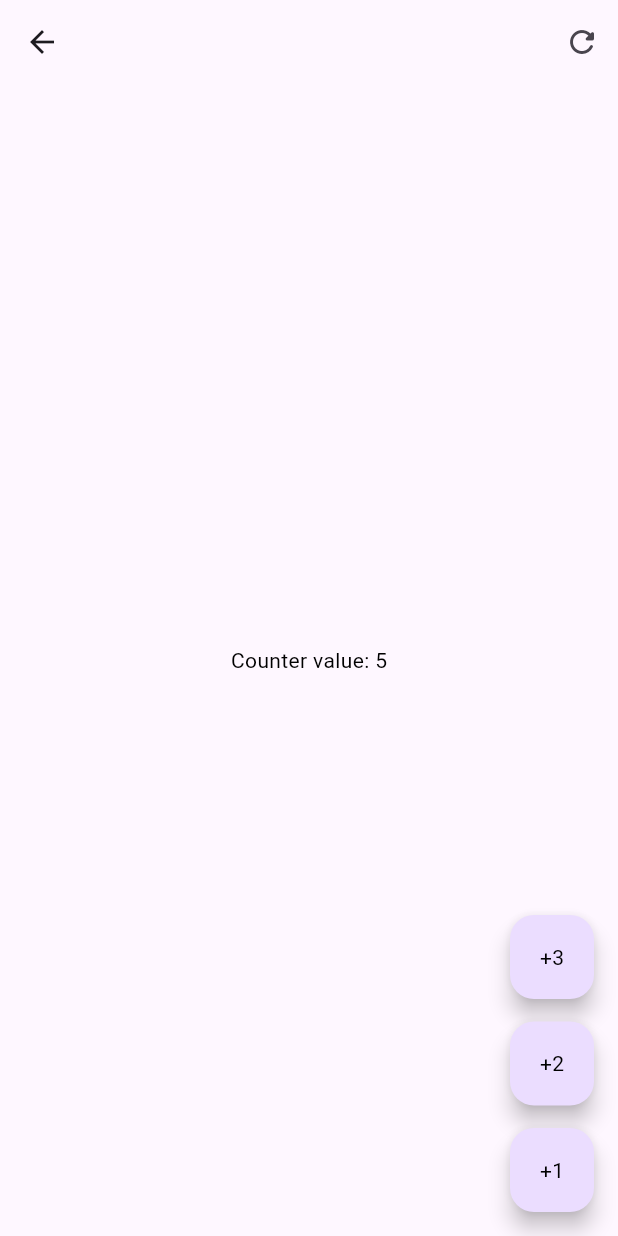
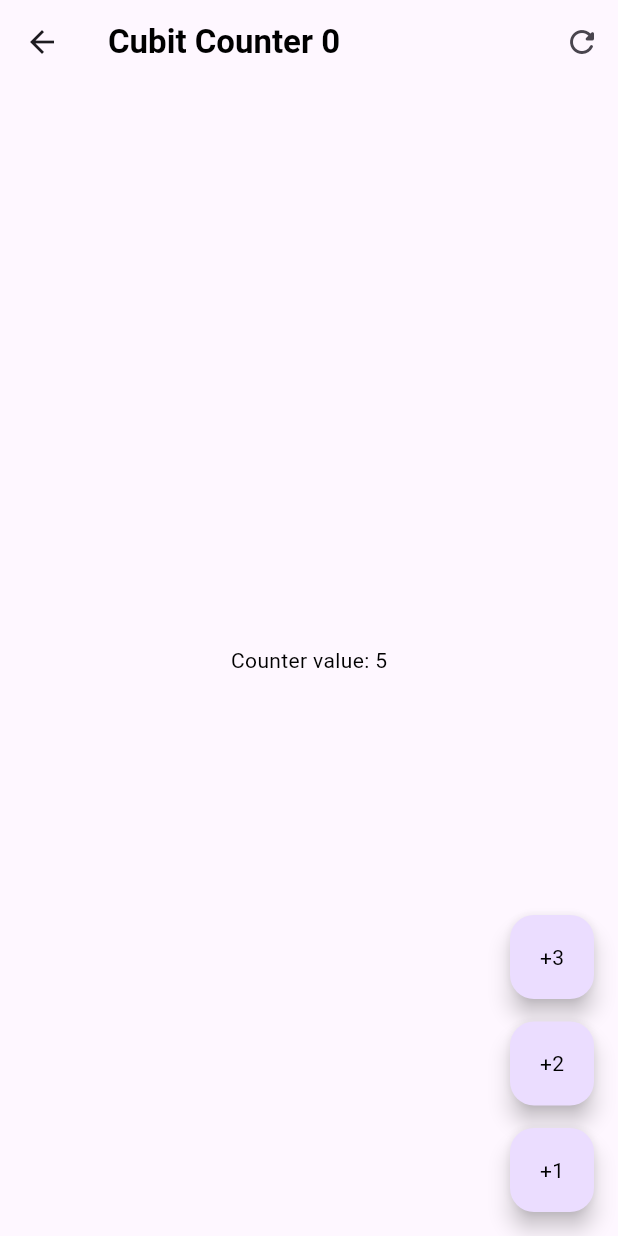
Before and after one commit to AJMG-95/forms_app, a Flutter app: the screen it shows after launch, after a tap on "Cubits", on a phone screen of 412 x 824 dp. Run offline on Flutter 3.47's test engine with Material 3 defaults, Android fonts, the phone set to English and light mode, and no system bars; our stand-ins replace equatable, flutter_bloc, go_router.

Commit message:
uso de eqatable

```diff
--- a/lib/presentation/blocs/cubits/counter/counter_cubit.dart
+++ b/lib/presentation/blocs/cubits/counter/counter_cubit.dart
@@ -1,3 +1,4 @@
+import 'package:equatable/equatable.dart';
 import 'package:flutter_bloc/flutter_bloc.dart'; // Importa el paquete necesario para usar Cubit y BLoC
 
 part 'counter_state.dart'; // Incluye el archivo de estado (CounterState) como parte del Cubit
@@ -6,7 +7,7 @@ class CounterCubit extends Cubit<CounterState> {
   // Cubit es una clase de BLoC que gestiona un estado y expone métodos para modificarlo
   // Similar a StateNotifier<CounterState> en Riverpod
 
-  CounterCubit() : super(CounterState(counter: 5));
+  CounterCubit() : super(const CounterState(counter: 5));
   // El estado inicial se define al llamar al constructor del padre 'Cubit'
   // Aquí inicia el contador en 5 (valor personalizado)
   // En Riverpod usarías algo como: StateNotifierProvider((ref) => CounterNotifier())
--- a/lib/presentation/blocs/cubits/counter/counter_state.dart
+++ b/lib/presentation/blocs/cubits/counter/counter_state.dart
@@ -1,14 +1,16 @@
 part of 'counter_cubit.dart'; // Esto indica que este archivo forma parte del archivo principal 'counter_cubit.dart'
 // y permite compartir clases entre archivos como si estuvieran en uno solo (útil para separar lógica).
 
-class CounterState {
-  // Representa el estado que maneja el Cubit.
-  // En Riverpod, este sería un simple modelo de estado (como una clase usada en un `StateNotifier`).
+class CounterState extends Equatable {
+  // 📌 Esta clase representa el estado completo que maneja el Cubit.
+  // Al extender de `Equatable`, facilitamos la comparación entre dos instancias de CounterState.
+  // Esto es esencial para que el Cubit pueda saber si el estado realmente cambió o no, y evitar reconstrucciones innecesarias.
+
 
   final int counter; // Valor actual del contador
-  final transactionCount; // Cantidad de veces que el contador ha sido modificado (transacciones)
+  final int transactionCount; // Cantidad de veces que el contador ha sido modificado (transacciones)
 
-  CounterState({this.counter = 0, this.transactionCount = 0});
+  const CounterState({this.counter = 0, this.transactionCount = 0});
   // Constructor con valores por defecto: contador inicia en 0, transacciones también
 
   copyWith({int? counter, int? transactionCount}) => CounterState(
@@ -17,4 +19,19 @@ class CounterState {
   );
   // Método para crear una nueva instancia con cambios en campos específicos, sin modificar los demás.
   // Similar a lo que se hace en Riverpod cuando se usa `copyWith` en un `StateNotifier`.
+
+  @override
+  List<Object> get props => [counter, transactionCount];
+  // 📊 Esto define qué propiedades se utilizan para comparar dos instancias de CounterState.
+  // Gracias a `Equatable`, dos instancias se consideran iguales si todas las propiedades en `props` son iguales.
+  // Esto es clave para optimizar el rendimiento de Bloc/Cubit:
+  //    Si el nuevo estado emitido es igual al anterior, no se reconstruye el widget.
+
+  /*
+    🟨 Comparación con Riverpod:
+
+    - En Riverpod, los `StateNotifier` no requieren `Equatable` explícitamente, pero puedes usarlo si quieres.
+    - En Cubit, `Equatable` es **altamente recomendado** para evitar actualizaciones innecesarias de widgets.
+    - Sin Equatable, el Cubit podría emitir estados distintos aunque tengan los mismos datos, y eso genera reconstrucciones innecesarias.
+  */
 }
--- a/lib/presentation/screens/cubit_counter_screen.dart
+++ b/lib/presentation/screens/cubit_counter_screen.dart
@@ -48,10 +48,23 @@ class _CubitCounterView extends StatelessWidget {
 
     return Scaffold(
       appBar: AppBar(
-       /*  title: Text(
+        /* title: Text(
           'Cubit Counter ${counterState.transactionCount}',
           style: textStyle.titleLarge,
         ), */
+        title: context.select((CounterCubit value) {
+          return Text(
+            'Cubit Counter ${value.state.transactionCount}',
+            style: textStyle.titleLarge,
+          );
+          // ✅ context.select<T, R>((T) => R) permite "escuchar" solo una parte del estado del Cubit.
+          // En este caso, escucha solo `transactionCount` del estado actual.
+          // El widget solo se reconstruirá si ese valor específico cambia.
+          //
+          // 🟨 Esto es funcionalmente similar a BlocBuilder con `buildWhen`, pero más directo y local.
+          // 🟣 En Riverpod sería: ref.watch(counterProvider.select((s) => s.transactionCount))
+        }),
+
         actions: [
           IconButton(
             onPressed: () {
@@ -72,7 +85,7 @@ class _CubitCounterView extends StatelessWidget {
           builder: (context, state) {
             // El estado más reciente del Cubit llega aquí como parámetro `state`
             // Esto hace que **solo este widget** se reconstruya cuando cambie el estado.
-
+            debugPrint('el estado cmabio');
             return Text('Counter value: ${state.counter}');
             // Se muestra el valor actual del contador
           },
--- a/pubspec.yaml
+++ b/pubspec.yaml
@@ -7,6 +7,7 @@ environment:
   sdk: ^3.7.0
 
 dependencies:
+  equatable: ^2.0.7
   flutter:
     sdk: flutter
   flutter_bloc: ^9.1.1
```
Also changed, not shown: pubspec.lock.
